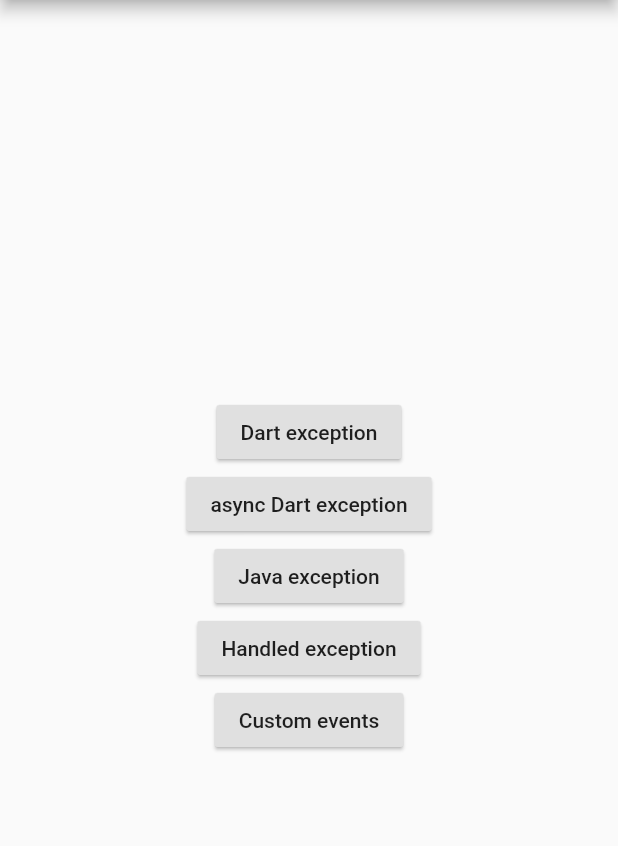
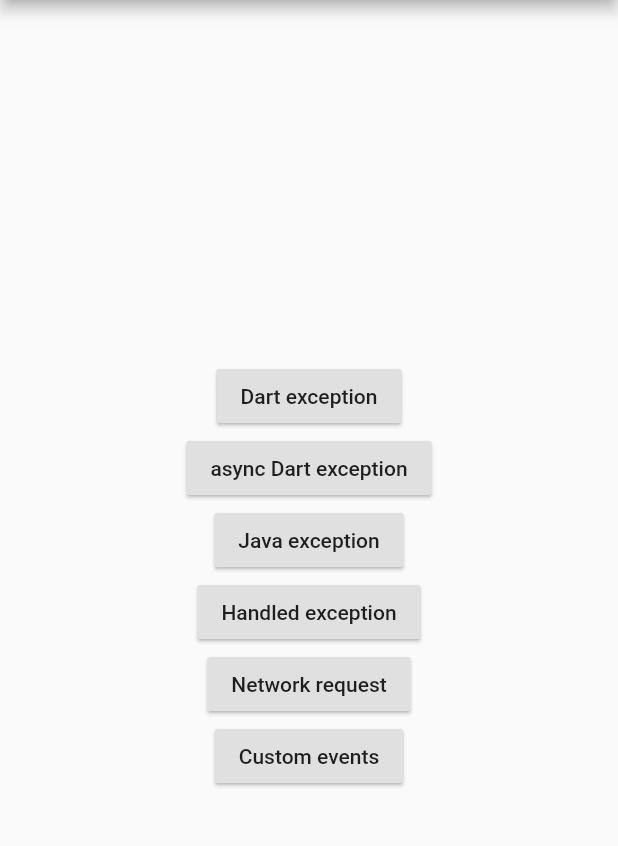
Before and after one commit to bugsee/flutter-bugsee, a Flutter app: the screen it shows after launch, on a phone screen of 412 x 824 dp, the part 84-930 px from its top. Run offline on Flutter 3.47's test engine with Material 2 defaults, Android fonts, the phone set to English and light mode, and no system bars; our stand-ins replace stack_trace.

Commit message:
Update readme and example app
Change-Id: Iad485498c78a4553eb6a74f3d349501e68e723e5

```diff
--- a/example/lib/main.dart
+++ b/example/lib/main.dart
@@ -13,6 +13,7 @@ import 'dart:async';
 import 'package:flutter/foundation.dart';
 import 'package:flutter/material.dart';
 import 'package:flutter/services.dart';
+import 'package:http/http.dart' as http;
 
 
 // This imports the Bugsee plugin
@@ -143,6 +144,13 @@ class MyHomePage extends StatelessWidget {
               },
             ),
             new RaisedButton(
+              child: new Text('Network request'),
+              elevation: 1.0,
+              onPressed: () async {
+                http.get('https://jsonplaceholder.typicode.com/posts/1');
+              },
+            ),
+            new RaisedButton(
               child: new Text('Custom events'),
               elevation: 1.0,
               onPressed: () async {
@@ -161,6 +169,7 @@ class MyHomePage extends StatelessWidget {
                 Bugsee.setAttribute(key: 'name', value: 'John Doe');
                 Bugsee.setAttribute(key: 'married', value: false);
               },
+
             ),
           ],
         ),
--- a/example/pubspec.yaml
+++ b/example/pubspec.yaml
@@ -2,6 +2,7 @@ name: bugsee_example
 description: Demonstrates how to use the bugsee plugin.
 
 dependencies:
+  http: any
   flutter:
     sdk: flutter
 
--- a/pubspec.yaml
+++ b/pubspec.yaml
@@ -1,6 +1,6 @@
 name: bugsee
-description: Bugsee Flutter SDK.
-version: 1.0.0
+description: Bugsee Flutter SDK
+version: 1.0.1
 author: Bugsee <support@bugsee.com>
 homepage: https://www.bugsee.com
 
```
Also changed, not shown: 1 other file.
